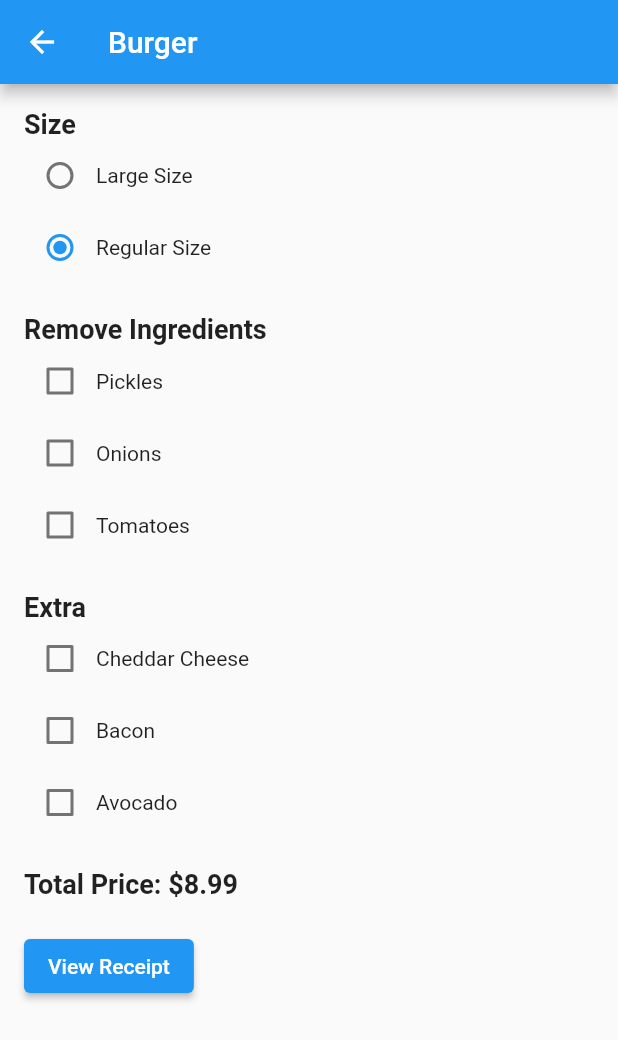
After one commit to omar-al-sayed/restaurant, a Flutter app: the screen it shows after launch, after a tap on "View Details", on a phone screen of 412 x 824 dp. The commit adds this screen. Shown: the top 1040 px of the screen. Run offline on Flutter 3.47's test engine with Material 2 defaults, Android fonts, the phone set to English and light mode, and no system bars; missing offline and left inert: restaurant_app.

Commit message:
i add detail page and at restaurant elevated buttom

```diff
--- /dev/null
+++ b/lib/detail_page.dart
@@ -0,0 +1,171 @@
+import 'package:flutter/material.dart';
+import 'package:restaurant_app/receipt_page.dart';
+
+class DetailPage extends StatefulWidget {
+  final Map<String, dynamic> selectedItem;
+
+  DetailPage(this.selectedItem);
+
+  @override
+  _DetailPageState createState() => _DetailPageState();
+}
+
+class _DetailPageState extends State<DetailPage> {
+  String selectedSize = 'Regular';
+  Set<String> removedIngredients = {};
+  Set<String> selectedExtras = {};
+
+  double calculateTotalPrice() {
+    double basePrice = widget.selectedItem['price'];
+    double sizePriceAdjustment = selectedSize == 'Large' ? 2.00 : 0.00;
+    double totalPrice = basePrice + sizePriceAdjustment;
+
+    // Add extra charge for selected extras
+    for (String extra in selectedExtras) {
+      totalPrice += 1.50;
+    }
+
+    return totalPrice;
+  }
+
+  List<String> getRemoveIngredientsOptions() {
+    // Dynamically return removeIngredientsOptions based on the chosen item
+    switch (widget.selectedItem['name']) {
+      case 'Burger':
+        return ['Pickles', 'Onions', 'Tomatoes'];
+      case 'Pizza':
+        return ['Olives', 'Mushrooms', 'Peppers'];
+      case 'Salad':
+        return ['Croutons', 'Cheese', 'Dressing'];
+      default:
+        return [];
+    }
+  }
+
+  List<String> getExtraOptions() {
+    // Dynamically return extraOptions based on the chosen item
+    switch (widget.selectedItem['name']) {
+      case 'Burger':
+        return ['Cheddar Cheese', 'Bacon', 'Avocado'];
+      case 'Pizza':
+        return ['Extra Cheese', 'Pepperoni', 'Sausage'];
+      case 'Salad':
+        return ['Grilled Chicken', 'Shrimp', 'Feta Cheese'];
+      default:
+        return [];
+    }
+  }
+
+  @override
+  Widget build(BuildContext context) {
+    List<String> removeIngredientsOptions = getRemoveIngredientsOptions();
+    List<String> extraOptions = getExtraOptions();
+
+    return Scaffold(
+      appBar: AppBar(
+        title: Text(widget.selectedItem['name']),
+      ),
+      body: Padding(
+
+        padding: const EdgeInsets.all(16.0),
+        child: Column(
+
+          crossAxisAlignment: CrossAxisAlignment.start,
+          children: [
+            Text(
+              'Size',
+              style: TextStyle(fontSize: 18, fontWeight: FontWeight.bold),
+            ),
+            Row(
+              children: [
+                Radio(
+                  value: 'Large',
+                  groupValue: selectedSize,
+                  onChanged: (value) {
+                    setState(() {
+
+                      selectedSize = value.toString();
+                    });
+                  },
+                ),
+                Text('Large Size'),
+              ],
+            ),
+            Row(
+              children: [
+                Radio(
+                  value: 'Regular',
+                  groupValue: selectedSize,
+                  onChanged: (value) {
+                    setState(() {
+                      selectedSize = value.toString();
+                    });
+                  },
+                ),
+                Text('Regular Size'),
+              ],
+            ),
+            SizedBox(height: 20),
+            Text(
+              'Remove Ingredients',
+              style: TextStyle(fontSize: 18, fontWeight: FontWeight.bold),
+            ),
+            buildCheckboxList(removeIngredientsOptions, removedIngredients),
+            SizedBox(height: 20),
+            Text(
+              'Extra',
+              style: TextStyle(fontSize: 18, fontWeight: FontWeight.bold),
+            ),
+            buildCheckboxList(extraOptions, selectedExtras),
+            SizedBox(height: 20),
+            Text(
+              'Total Price: \$${calculateTotalPrice().toStringAsFixed(2)}',
+              style: TextStyle(fontSize: 18, fontWeight: FontWeight.bold),
+            ),
+            SizedBox(height: 20),
+            ElevatedButton(
+              onPressed: () {
+                // Navigate to receipt page with order details
+                Navigator.push(
+                  context,
+                  MaterialPageRoute(
+                    builder: (context) => ReceiptPage(
+                      selectedItem: widget.selectedItem,
+                      selectedSize: selectedSize,
+                      removedIngredients: removedIngredients,
+                      selectedExtras: selectedExtras,
+                    ),
+                  ),
+                );
+              },
+              child: Text('View Receipt'),)
+          ],
+        ),
+      ),
+    );
+  }
+
+  Widget buildCheckboxList(List<String> options, Set<String> selectedSet) {
+    return Column(
+      children: options.map((option) {
+        return Row(
+          children: [
+            Checkbox(
+              value: selectedSet.contains(option),
+              onChanged: (value) {
+                setState(() {
+                  if (value!) {
+                    selectedSet.add(option);
+                  } else {
+                    selectedSet.remove(option);
+                  }
+                });
+              },
+            ),
+            Text(option),
+          ],
+        );
+      }).toList(),
+    );
+  }
+}
--- a/lib/restaurant.dart
+++ b/lib/restaurant.dart
@@ -1,5 +1,5 @@
 import 'package:flutter/material.dart';
-
+import 'detail_page.dart';
 class Restaurant extends StatefulWidget {
   const Restaurant({Key? key}) : super(key: key);
 
@@ -41,7 +41,25 @@ class _RestaurantState extends State<Restaurant> {
                 });
               },
             ),
+            SizedBox(height: 20),
+            ElevatedButton(
+              onPressed: () {
+                // Find the selected item's details
+                var selectedMenuItem = menuItems.firstWhere(
+                      (item) => item['name'] == selectedItem,
+                  orElse: () => {'name': '', 'price': 0, 'image': ''},
+                );
 
+                // Navigate to another page with detailed information
+                Navigator.push(
+                  context,
+                  MaterialPageRoute(
+                    builder: (context) => DetailPage(selectedMenuItem),
+                  ),
+                );
+              },
+              child: Text('View Details'),
+            ),
             SizedBox(height: 20),
             Expanded(
               //list view
```
